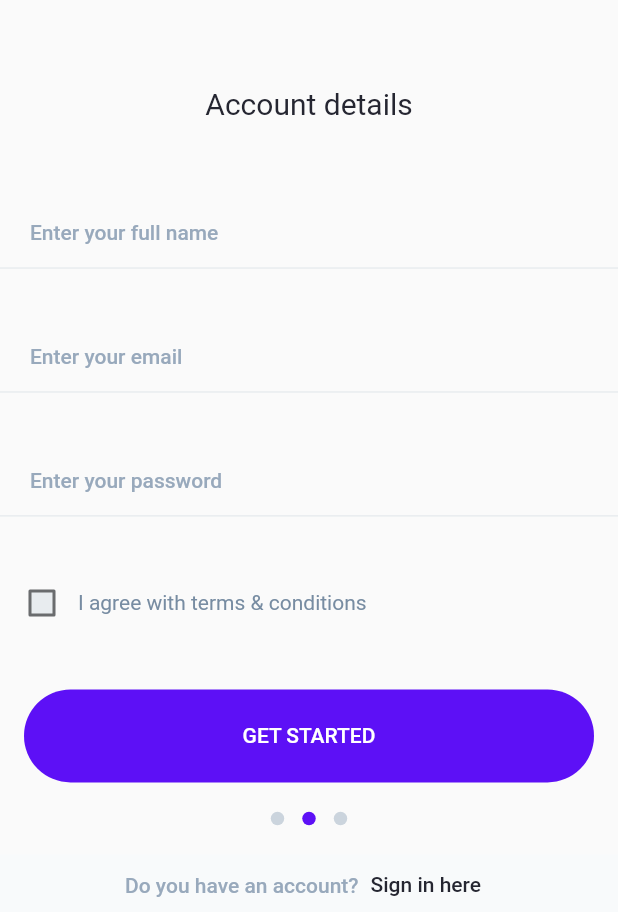
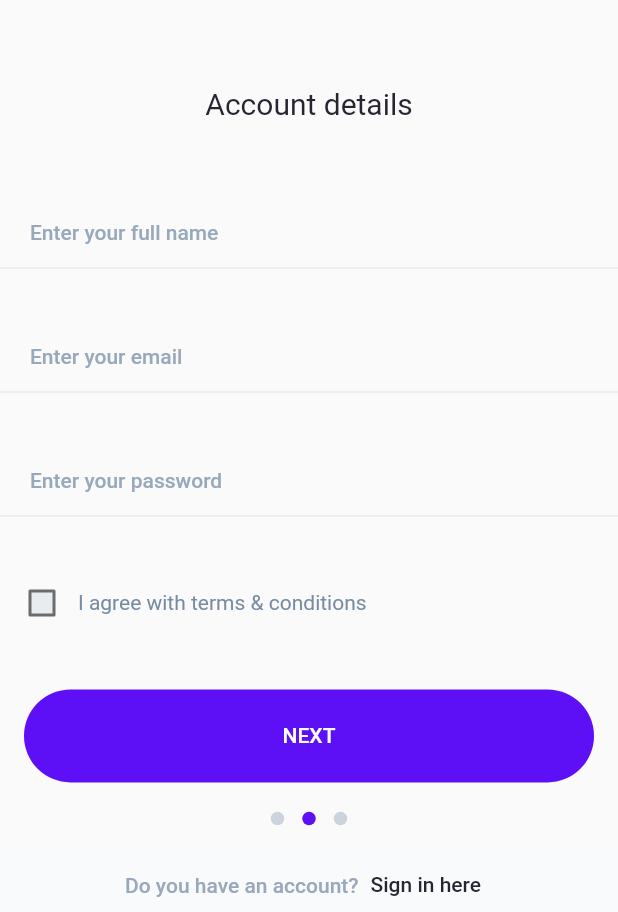
Before and after one commit to talent-11/bankingApp, a Flutter app: the SignupMainPage screen opened by its route, on a phone screen of 412 x 824 dp, the part 324-1236 px from its top. Run offline on Flutter 3.47's test engine with Material 2 defaults, Android fonts, the phone set to English and light mode, and no system bars; drawn by our look-alikes of dots_indicator; our stand-ins replace flutter_svg, line_awesome_flutter.

Commit message:
signup main page

```diff
--- a/lib/pages/wizard/signup_main.dart
+++ b/lib/pages/wizard/signup_main.dart
@@ -84,7 +84,7 @@ class _SignupMainPageState extends State<SignupMainPage> {
   Widget footer(BuildContext context) => Column(
     children: [
       PrimaryButton(
-        buttonText: "GET STARTED",
+        buttonText: "NEXT",
         onPressed: () {
           onPressedNext(context);
         }
```
